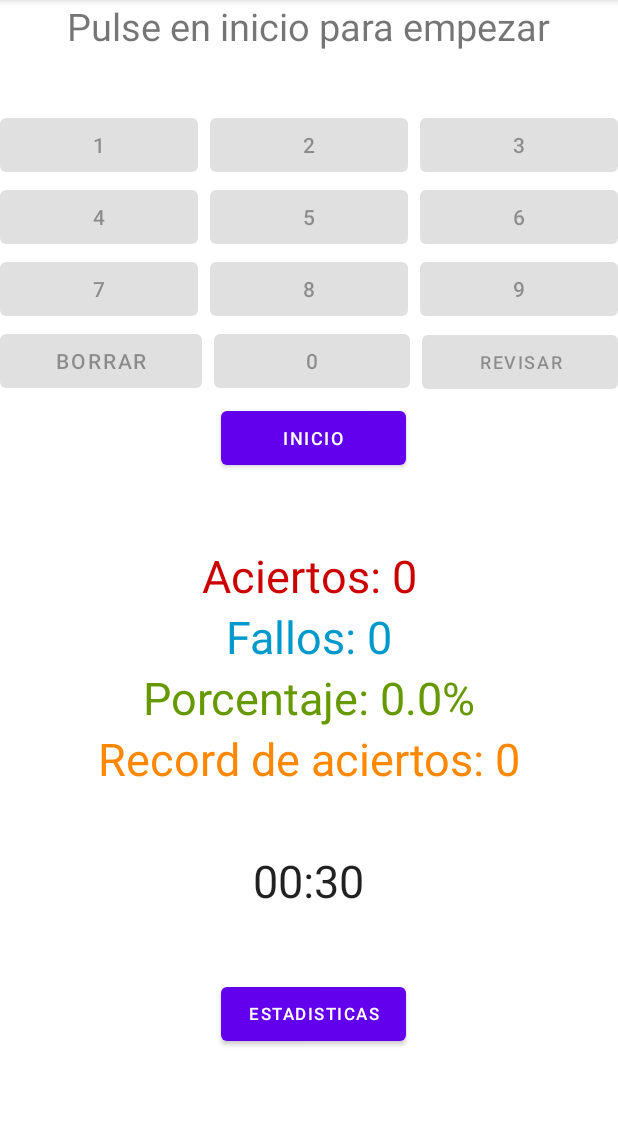
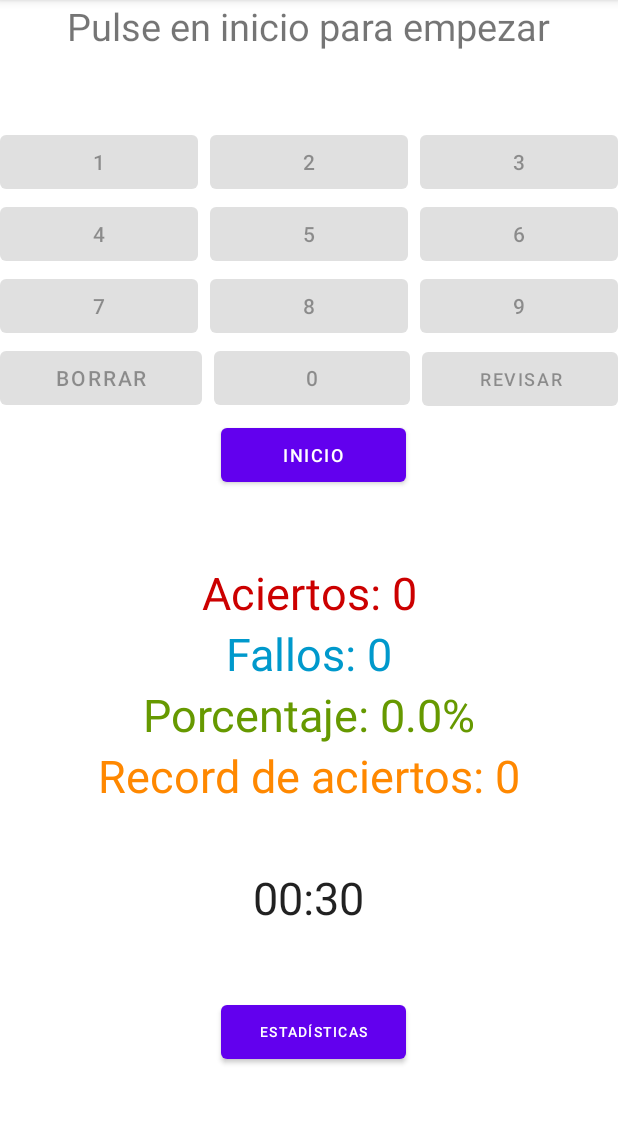
Before and after one commit to cargonare/Calculadora, an Android app: the screen it shows after launch (MainActivity), on a phone screen of 412 x 824 dp, the part 84-1208 px from its top. Run offline under Robolectric (Android 15) with nearby library versions, the phone set to English and light mode, and no system bars.

Commit message:
Últimos cambios

```diff
--- a/app/src/main/java/com/example/calculadora/Estadisticas.java
+++ b/app/src/main/java/com/example/calculadora/Estadisticas.java
@@ -66,6 +66,10 @@ public class Estadisticas extends AppCompatActivity {
 
                 return view;
             }
+
+            public boolean isEnabled(int position) {
+                return false;
+            }
         };
 
         ListView listView = findViewById(R.id.list_view);
--- a/app/src/main/res/layout/activity_main.xml
+++ b/app/src/main/res/layout/activity_main.xml
@@ -10,11 +10,11 @@
     <TextView
         android:id="@+id/textViewTitle"
         android:layout_width="wrap_content"
-        android:layout_height="wrap_content"
+        android:layout_height="46dp"
         android:layout_gravity="center"
         android:layout_weight="1"
-        android:textSize="25sp"
-        android:text="Operación" />
+        android:text="Operación"
+        android:textSize="25sp" />
 
     <LinearLayout
         android:layout_width="match_parent"
@@ -297,7 +297,7 @@
             android:layout_height="wrap_content"
             android:layout_weight="1"
             android:text="@string/Estadisticas"
-            android:textSize="11dp" />
+            android:textSize="9dp" />
         <TextView
             android:id="@+id/textViewNulo1"
             android:layout_width="422dp"
--- a/app/src/main/res/values/strings.xml
+++ b/app/src/main/res/values/strings.xml
@@ -19,5 +19,5 @@
     <string name="Record">Record</string>
     <string name="Reiniciar">Reiniciar</string>
     <string name="Inicio">Inicio</string>
-    <string name="Estadisticas">Estadisticas</string>
+    <string name="Estadisticas">Estadísticas</string>
 </resources>
```
Also changed, not shown: app/src/main/res/layout/list_view.xml (+6 -1 lines).
